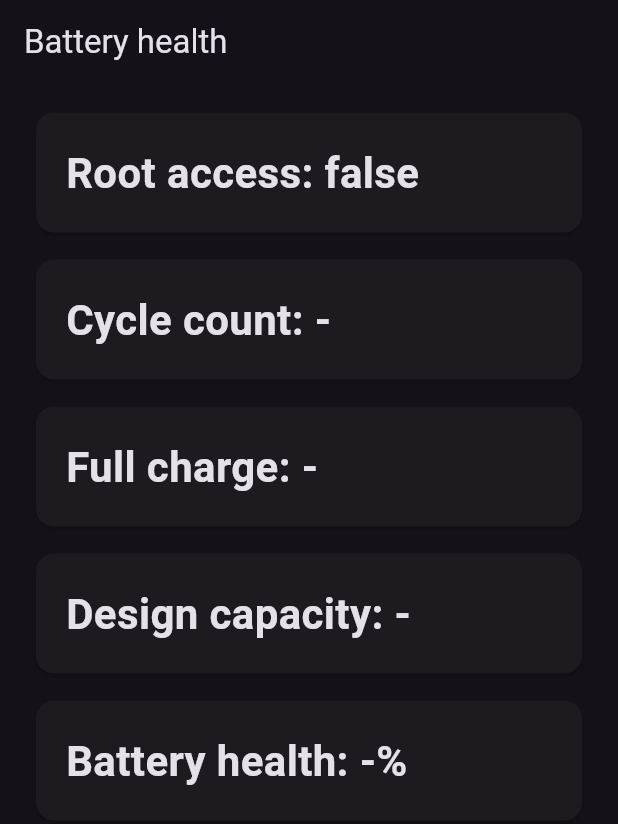
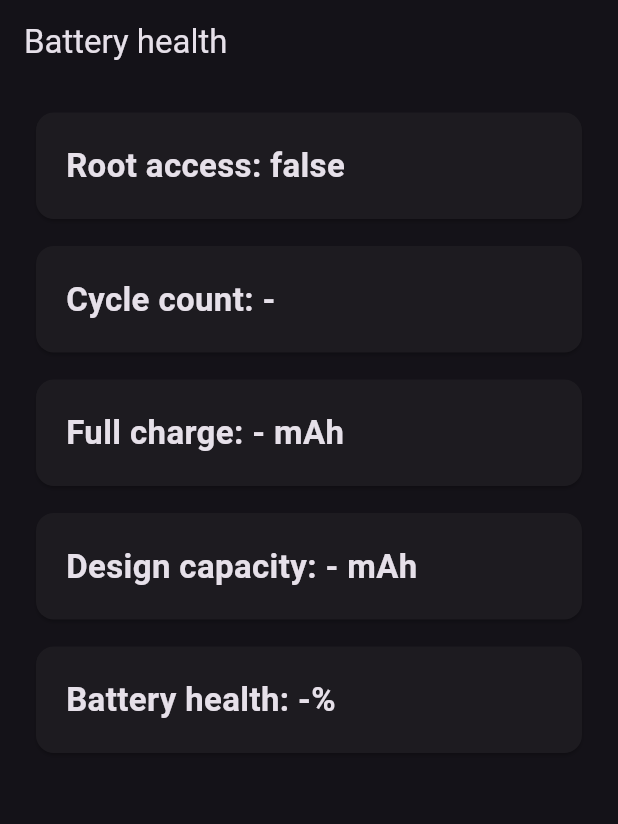
Before and after one commit to Maciek-Hetman/battery_health, a Flutter app: the screen it shows after launch, on a phone screen of 412 x 824 dp. Shown: the top 824 px of the screen. Run offline on Flutter 3.47's test engine with Material 2 defaults, Android fonts, the phone set to English and light mode, and no system bars; missing offline and left inert: root.

Commit message:
general fixes and improvements

```diff
--- a/lib/cardWidget.dart
+++ b/lib/cardWidget.dart
@@ -18,7 +18,7 @@ class CustomCard extends StatelessWidget {
         padding: EdgeInsets.all(20),
         child: Text(
           _text,
-          style: TextStyle(fontSize: 28, fontWeight: FontWeight.bold),
+          style: TextStyle(fontSize: 22, fontWeight: FontWeight.bold),
         ),
       )),
     );
--- a/lib/main.dart
+++ b/lib/main.dart
@@ -22,6 +22,9 @@ class _MyAppState extends State<MyApp> {
   var _batteryHealth = "-";
   var _designCapacity = "-";
 
+  var _fullChargeReadable = "- mAh";
+  var _designCapacityReadable = "- mAh";
+
   Future<void> checkRoot() async {
     bool result = await Root.isRooted() as bool;
 
@@ -38,7 +41,7 @@ class _MyAppState extends State<MyApp> {
             as String;
 
     setState(() {
-      _cycleCount = res;
+      _cycleCount = res.replaceAll("\n", "");
     });
   }
 
@@ -49,6 +52,8 @@ class _MyAppState extends State<MyApp> {
 
     setState(() {
       _fullCharge = res;
+      _fullChargeReadable =
+          (int.parse(res) / 1000).toStringAsFixed(0) + " mAh"; // Truly amazing
       checkHealth();
     });
   }
@@ -58,8 +63,6 @@ class _MyAppState extends State<MyApp> {
             cmd: 'cat /sys/class/power_supply/battery/charge_full_design')
         as String;
 
-    print(designCapacity);
-
     try {
       int designCapacityInt = int.parse(designCapacity);
       int fullChargeInt = int.parse(_fullCharge);
@@ -68,7 +71,9 @@ class _MyAppState extends State<MyApp> {
 
       setState(() {
         _designCapacity = designCapacity;
-        _batteryHealth = batteryHealth.toStringAsFixed(2);
+        _designCapacityReadable =
+            (int.parse(designCapacity) / 1000).toStringAsFixed(0) + " mAh";
+        _batteryHealth = batteryHealth.toStringAsFixed(1);
       });
     } on FormatException {
       setState(() {
@@ -98,8 +103,8 @@ class _MyAppState extends State<MyApp> {
               const Padding(padding: EdgeInsets.all(5)), // Thanks vscode
               CustomCard("Root access: $_rootAccess"),
               CustomCard("Cycle count: $_cycleCount "),
-              CustomCard("Full charge: $_fullCharge"),
-              CustomCard("Design capacity: $_designCapacity"),
+              CustomCard("Full charge: $_fullChargeReadable"),
+              CustomCard("Design capacity: $_designCapacityReadable"),
               CustomCard("Battery health: $_batteryHealth%")
             ],
           )),
```
